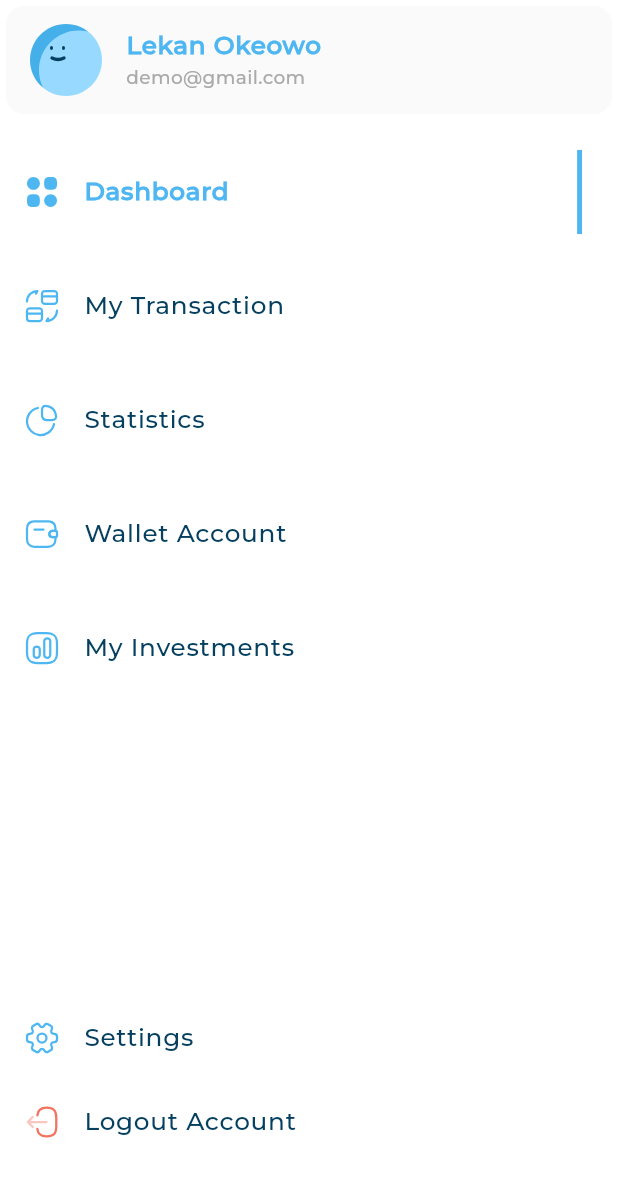
After one commit to H0SAM7/Responsive-Dashboard, a Flutter app: the DashboardDesktopLayoutView screen opened directly, on a phone screen of 412 x 824 dp. The commit adds this screen. Shown: the top 1177 px of the screen. Run offline on Flutter 3.47's test engine with Material 3 defaults, Android fonts, the phone set to English and light mode, and no system bars; our stand-ins replace flutter_svg; project files that could hold a hidden picture were left out.

Commit message:
create drawer

```diff
--- /dev/null
+++ b/lib/models/drawer_item_model.dart
@@ -0,0 +1,5 @@
+class DrawerItemModel{
+  final String image,title;
+
+const DrawerItemModel({required this.image, required this.title});
+}
--- a/lib/utils/app_styles.dart
+++ b/lib/utils/app_styles.dart
@@ -1,4 +1,3 @@
-import 'dart:developer';
 import 'package:flutter/material.dart';
 
 abstract class AppStyles {
@@ -102,7 +101,7 @@ double getResponsiveSize(BuildContext context, {required double fontSize}) {
   double lowerLimit = fontSize * .8;
   double upperLimit = fontSize * 1.2;
   responsiveSize.clamp(lowerLimit, upperLimit);
-  log(responsiveSize.toString());
+  //log(responsiveSize.toString());
   return responsiveSize;
 }
 
--- /dev/null
+++ b/lib/widgets/custom_drawer_item.dart
@@ -0,0 +1,63 @@
+import 'package:flutter/material.dart';
+import 'package:flutter_svg/flutter_svg.dart';
+import 'package:responsive_dashboard/models/drawer_item_model.dart';
+import 'package:responsive_dashboard/utils/app_styles.dart';
+
+class CustomDrawerItem extends StatelessWidget {
+  const CustomDrawerItem(
+      {super.key, required this.drawerItemModel, required this.isActive});
+  final DrawerItemModel drawerItemModel;
+  final bool isActive;
+  @override
+  Widget build(BuildContext context) {
+    return isActive
+        ? ActiveListTIle(drawerItemModel: drawerItemModel)
+        : InactiveListTIle(drawerItemModel: drawerItemModel,);
+  }
+}
+
+class InactiveListTIle extends StatelessWidget {
+  const InactiveListTIle({
+    super.key,
+    required this.drawerItemModel,
+  });
+
+  final DrawerItemModel drawerItemModel;
+
+  @override
+  Widget build(BuildContext context) {
+    return ListTile(
+      leading: SvgPicture.asset(drawerItemModel.image),
+      title: Text(
+        drawerItemModel.title,
+        style: AppStyles.styleRegular16(context),
+      ),
+    );
+  }
+}
+
+
+
+class ActiveListTIle extends StatelessWidget {
+  const ActiveListTIle({
+    super.key,
+    required this.drawerItemModel,
+  });
+
+  final DrawerItemModel drawerItemModel;
+
+  @override
+  Widget build(BuildContext context) {
+    return ListTile(
+      leading: SvgPicture.asset(drawerItemModel.image),
+      title: Text(
+        drawerItemModel.title,
+        style: AppStyles.styleBold16(context),
+      ),
+      trailing: Container(
+        width: 3.27,
+        color: const Color(0xFF4EB7F2),
+      ),
+    );
+  }
+}
--- /dev/null
+++ b/lib/widgets/custom_drawer_list_view.dart
@@ -0,0 +1,48 @@
+import 'package:flutter/material.dart';
+import 'package:responsive_dashboard/models/drawer_item_model.dart';
+import 'package:responsive_dashboard/utils/app_images.dart';
+import 'package:responsive_dashboard/widgets/custom_drawer_item.dart';
+
+class DrawerItemsListView extends StatefulWidget {
+  const DrawerItemsListView({super.key});
+
+  @override
+  State<DrawerItemsListView> createState() => _DrawerItemsListViewState();
+}
+
+class _DrawerItemsListViewState extends State<DrawerItemsListView> {
+  final List<DrawerItemModel> items = const [
+    DrawerItemModel(title: 'Dashboard', image: Assets.imagesDashboard),
+    DrawerItemModel(title: 'My Transaction', image: Assets.imagesMyTransctions),
+    DrawerItemModel(title: 'Statistics', image: Assets.imagesStatistics),
+    DrawerItemModel(title: 'Wallet Account', image: Assets.imagesWalletAccount),
+    DrawerItemModel(title: 'My Investments', image: Assets.imagesMyInvestments),
+  ];
+
+  int activeInd = 0;
+
+  @override
+  Widget build(BuildContext context) {
+    return ListView.builder(
+        shrinkWrap: true,
+        physics: const NeverScrollableScrollPhysics(),
+        itemCount: items.length,
+        itemBuilder: (context, ind) {
+          return GestureDetector(
+            onTap: () {
+              if (activeInd != ind) {
+                activeInd = ind;
+                setState(() {});
+              }
+            },
+            child: Padding(
+              padding: const EdgeInsets.only(top: 20.0),
+              child: CustomDrawerItem(
+                drawerItemModel: items[ind],
+                isActive: activeInd == ind,
+              ),
+            ),
+          );
+        });
+  }
+}
--- /dev/null
+++ b/lib/widgets/custom_list_tile.dart
@@ -0,0 +1,32 @@
+
+import 'package:flutter/material.dart';
+import 'package:flutter_svg/svg.dart';
+import 'package:responsive_dashboard/utils/app_styles.dart';
+
+class InfoListTile extends StatelessWidget {
+  const InfoListTile({
+    super.key,
+    required this.title,
+     this.subtitle,
+    required this.image,
+  });
+  final String? title, subtitle, image;
+  @override
+  Widget build(BuildContext context) {
+    return Card(
+      elevation: 0,
+      color: Color(0xFFFAFAFA),
+      child: ListTile(
+          leading: SvgPicture.asset(image!),
+          title: Text(
+            title!,
+            style: AppStyles.styleBold16(context),
+          ),
+          subtitle: Text(
+           subtitle??'',
+            style: AppStyles.styleRegular12(context),
+          ),
+          onTap: () {}),
+    );
+  }
+}
--- a/lib/widgets/desktop_dashboard_layout.dart
+++ b/lib/widgets/desktop_dashboard_layout.dart
@@ -1,10 +1,16 @@
 import 'package:flutter/material.dart';
+import 'package:responsive_dashboard/widgets/drawer.dart';
 
 class DashboardDesktopLayoutView extends StatelessWidget {
   const DashboardDesktopLayoutView({super.key});
 
   @override
   Widget build(BuildContext context) {
-    return const Placeholder();
+    return const Scaffold(
+      body:Row(children: [
+        Expanded(child: CustomDrawer()),
+
+      ],),
+    );
   }
 }
--- /dev/null
+++ b/lib/widgets/drawer.dart
@@ -0,0 +1,50 @@
+import 'package:flutter/cupertino.dart';
+import 'package:flutter/material.dart';
+import 'package:flutter/widgets.dart';
+import 'package:responsive_dashboard/models/drawer_item_model.dart';
+import 'package:responsive_dashboard/utils/app_images.dart';
+import 'package:responsive_dashboard/widgets/custom_drawer_item.dart';
+import 'package:responsive_dashboard/widgets/custom_drawer_list_view.dart';
+import 'package:responsive_dashboard/widgets/custom_list_tile.dart';
+
+class CustomDrawer extends StatelessWidget {
+  const CustomDrawer({super.key});
+
+  @override
+  Widget build(BuildContext context) {
+    return Container(
+      color: Colors.white,
+      child: const CustomScrollView(
+        slivers: [
+          SliverToBoxAdapter(
+            child: InfoListTile(
+              title: 'Lekan Okeowo',
+              subtitle: 'demo@gmail.com',
+              image: Assets.imagesAvatar1,
+            ),
+          ),
+          SliverToBoxAdapter(child: DrawerItemsListView()),
+          SliverFillRemaining(
+            hasScrollBody: false,
+            child: Column(
+              children: [
+                Expanded(child: SizedBox()),
+                InactiveListTIle(
+                  drawerItemModel: DrawerItemModel(
+                      image: Assets.imagesSettings, title: 'Settings'),
+                ),
+                InactiveListTIle(
+                  drawerItemModel: DrawerItemModel(
+                      image: Assets.imagesLogout, title: 'Logout Account'),
+                ),
+                SizedBox(
+                  height: 48,
+                )
+              ],
+            ),
+          )
+        ],
+      ),
+    );
+  }
+}
```
Also changed, not shown: pubspec.yaml (+4 -10 lines), pubspec.lock.
